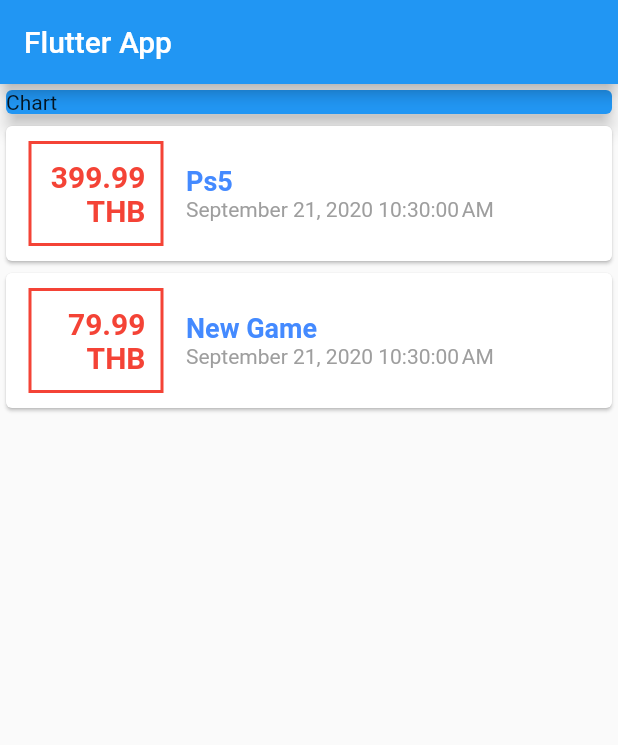
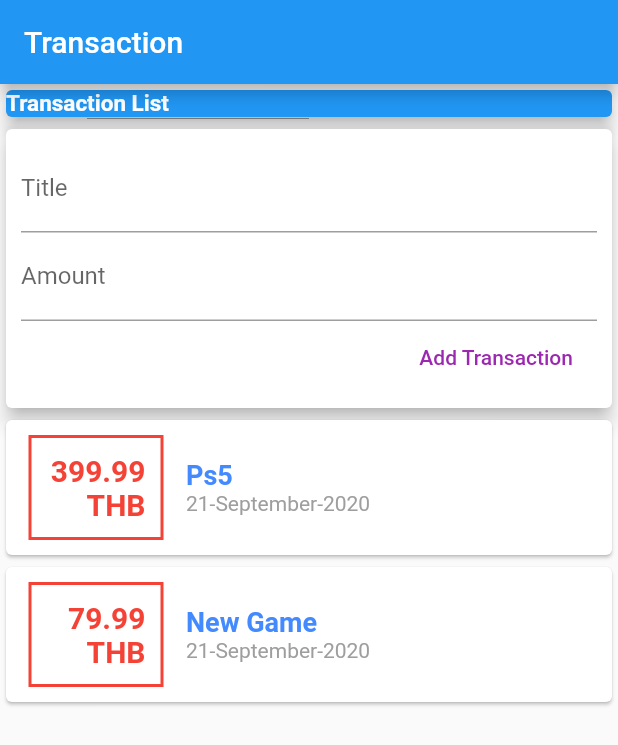
Before and after one commit to panuwat33586/expense_list_app, a Flutter app: the screen it shows after launch, on a phone screen of 412 x 824 dp. Shown: the top 745 px of the screen. Run offline on Flutter 3.47's test engine with Material 2 defaults, Android fonts, the phone set to English and light mode, and no system bars.

Commit message:
refactoring code and using SingleChildScroll view wrap up all content

```diff
--- a/lib/main.dart
+++ b/lib/main.dart
@@ -1,6 +1,5 @@
 import 'package:flutter/material.dart';
-import './transaction.dart';
-import 'package:intl/intl.dart';
+import './widgets/user_transaction.dart';
 
 void main() => runApp(MyApp());
 
@@ -15,88 +14,33 @@ class MyApp extends StatelessWidget {
 }
 
 class MyHomePage extends StatelessWidget {
-  final List<Transaction> transactions = [
-    Transaction(
-      id: 'T1',
-      title: 'Ps5',
-      amount: 399.99,
-      date: DateTime.now(),
-    ),
-    Transaction(
-      id: 'T2',
-      title: 'New Game',
-      amount: 79.99,
-      date: DateTime.now(),
-    ),
-  ];
-
   @override
   Widget build(BuildContext context) {
     return Scaffold(
       appBar: AppBar(
-        title: Text('Flutter App'),
+        title: Text('Transaction'),
       ),
-      body: Column(
+      body: SingleChildScrollView(
+        child: Column(
           children: <Widget>[
             Container(
               width: double.infinity,
               child: Card(
                 color: Colors.blue,
-              child: Text('Chart'),
+                child: Text(
+                  'Transaction List',
+                  style: TextStyle(
+                    color: Colors.white,
+                    fontWeight: FontWeight.bold,
+                    fontSize: 15,
+                  ),
+                ),
                 elevation: 5,
               ),
             ),
-          Column(
-            children: transactions.map((transaction) {
-              return Card(
-                  child: Row(
-                children: <Widget>[
-                  Container(
-                    width: 90,
-                    margin: EdgeInsets.symmetric(
-                      vertical: 10,
-                      horizontal: 15,
-                    ),
-                    decoration: BoxDecoration(
-                        border: Border.all(
-                      color: Colors.red,
-                      width: 2,
-                    )),
-                    padding: EdgeInsets.all(10),
-                    child: Text(
-                      '${transaction.amount} THB',
-                      textAlign: TextAlign.end,
-                      style: TextStyle(
-                        fontWeight: FontWeight.bold,
-                        fontSize: 20,
-                        color: Colors.red,
-                      ),
-                    ),
-                  ),
-                  Column(
-                    crossAxisAlignment: CrossAxisAlignment.start,
-                    children: <Widget>[
-                      Text(
-                        transaction.title,
-                        style: TextStyle(
-                          fontWeight: FontWeight.bold,
-                          fontSize: 18,
-                          color: Colors.blueAccent,
-                        ),
-                      ),
-                      Text(
-                        DateFormat().format(transaction.date),
-                        style: TextStyle(
-                          color: Colors.grey,
-                        ),
-                      ),
+            UserTransaction(),
           ],
         ),
-                ],
-              ));
-            }).toList(),
-          ),
-        ],
       ),
     );
   }
--- /dev/null
+++ b/lib/widgets/new_transaction.dart
@@ -0,0 +1,42 @@
+import 'package:flutter/material.dart';
+
+class NewTransaction extends StatelessWidget {
+  final Function addTransaction;
+  final titleController = TextEditingController();
+  final amountController = TextEditingController();
+
+  NewTransaction(this.addTransaction);
+
+  @override
+  Widget build(BuildContext context) {
+    return Card(
+      elevation: 5,
+      child: Container(
+        padding: EdgeInsets.all(10),
+        child: Column(
+          crossAxisAlignment: CrossAxisAlignment.end,
+          children: <Widget>[
+            TextField(
+              decoration: InputDecoration(labelText: 'Title'),
+              controller: titleController,
+            ),
+            TextField(
+              decoration: InputDecoration(labelText: 'Amount'),
+              controller: amountController,
+            ),
+            FlatButton(
+              onPressed: () {
+                addTransaction(
+                  titleController.text,
+                  double.parse(amountController.text),
+                );
+              },
+              child: Text('Add Transaction'),
+              textColor: Colors.purple,
+            )
+          ],
+        ),
+      ),
+    );
+  }
+}
--- /dev/null
+++ b/lib/widgets/transaction_list.dart
@@ -0,0 +1,67 @@
+import 'package:flutter/material.dart';
+import 'package:intl/intl.dart';
+import '../models/transaction.dart';
+
+class TransactionList extends StatelessWidget {
+  final List<Transaction> transactions;
+  TransactionList(this.transactions);
+
+  @override
+  Widget build(BuildContext context) {
+    return Container(
+      height: 350,
+      child: SingleChildScrollView(
+        child: Column(
+          children: transactions.map((transaction) {
+            return Card(
+                child: Row(
+              children: <Widget>[
+                Container(
+                  width: 90,
+                  margin: EdgeInsets.symmetric(
+                    vertical: 10,
+                    horizontal: 15,
+                  ),
+                  decoration: BoxDecoration(
+                      border: Border.all(
+                    color: Colors.red,
+                    width: 2,
+                  )),
+                  padding: EdgeInsets.all(10),
+                  child: Text(
+                    '${transaction.amount} THB',
+                    textAlign: TextAlign.end,
+                    style: TextStyle(
+                      fontWeight: FontWeight.bold,
+                      fontSize: 20,
+                      color: Colors.red,
+                    ),
+                  ),
+                ),
+                Column(
+                  crossAxisAlignment: CrossAxisAlignment.start,
+                  children: <Widget>[
+                    Text(
+                      transaction.title,
+                      style: TextStyle(
+                        fontWeight: FontWeight.bold,
+                        fontSize: 18,
+                        color: Colors.blueAccent,
+                      ),
+                    ),
+                    Text(
+                      DateFormat('dd-MMMM-yyyy').format(transaction.date),
+                      style: TextStyle(
+                        color: Colors.grey,
+                      ),
+                    ),
+                  ],
+                ),
+              ],
+            ));
+          }).toList(),
+        ),
+      ),
+    );
+  }
+}
--- /dev/null
+++ b/lib/widgets/user_transaction.dart
@@ -0,0 +1,48 @@
+import 'package:flutter/cupertino.dart';
+import '../models/transaction.dart';
+import './new_transaction.dart';
+import './transaction_list.dart';
+
+class UserTransaction extends StatefulWidget {
+  @override
+  _UserTransactionState createState() => _UserTransactionState();
+}
+
+class _UserTransactionState extends State<UserTransaction> {
+  final List<Transaction> _userTransactions = [
+    Transaction(
+      id: 'T1',
+      title: 'Ps5',
+      amount: 399.99,
+      date: DateTime.now(),
+    ),
+    Transaction(
+      id: 'T2',
+      title: 'New Game',
+      amount: 79.99,
+      date: DateTime.now(),
+    ),
+  ];
+
+  void _addNewTransaction(String txTitle, double txAmount) {
+    final newTransaction = Transaction(
+        id: DateTime.now().toString(),
+        title: txTitle,
+        amount: txAmount,
+        date: DateTime.now());
+
+    setState(() {
+      _userTransactions.add(newTransaction);
+    });
+  }
+
+  @override
+  Widget build(BuildContext context) {
+    return Column(
+      children: <Widget>[
+        NewTransaction(_addNewTransaction),
+        TransactionList(_userTransactions),
+      ],
+    );
+  }
+}
```
Also changed, not shown: lib/models/transaction.dart (renamed from lib/transaction.dart). Lines whose indentation alone changed are shown as unchanged.
